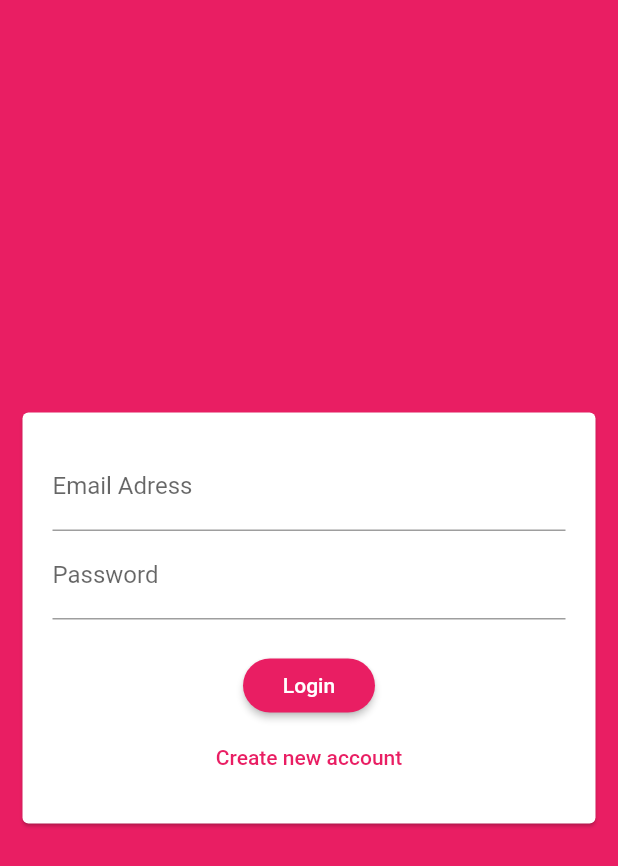
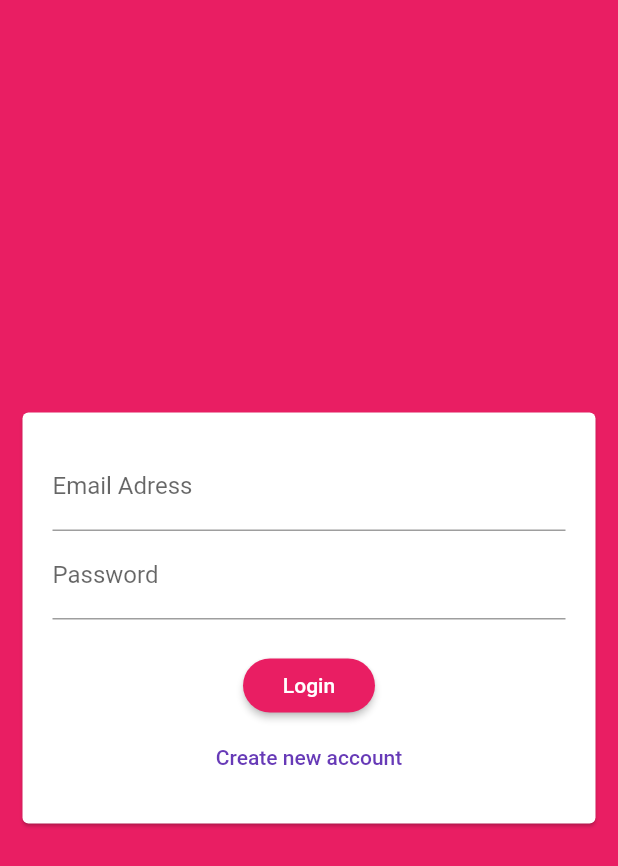
Before and after one commit to Muhammed-AbdelGhany/flutter-chat, a Flutter app: the screen it shows after launch, on a phone screen of 412 x 824 dp. Shown: the top 866 px of the screen. Run offline on Flutter 3.47's test engine with Material 2 defaults, Android fonts, the phone set to English and light mode, and no system bars; our stand-ins replace cloud_firestore, firebase_auth, firebase_core; accounts and stored records are empty.

```diff
--- a/lib/main.dart
+++ b/lib/main.dart
@@ -1,7 +1,10 @@
+import 'package:chat_app/providers/auth_provider.dart';
 import 'package:chat_app/screens/auth_screen.dart';
 import 'package:chat_app/screens/chat_screen.dart';
+import 'package:chat_app/theme/theme.dart';
 import 'package:firebase_core/firebase_core.dart';
 import 'package:flutter/material.dart';
+import 'package:provider/provider.dart';
 
 void main() {
   runApp(MyApp());
@@ -11,14 +14,20 @@ class MyApp extends StatelessWidget {
   // This widget is the root of your application.
   @override
   Widget build(BuildContext context) {
-    return MaterialApp(
+    return MultiProvider(
+      providers: [
+        ChangeNotifierProvider(
+          create: (ctx) => AuthProvider(),
+        )
+      ],
+      child: MaterialApp(
         title: 'Flutter Chat',
         theme: ThemeData(
-        primarySwatch: Colors.pink,
-        accentColor: Colors.deepPurple,
-        accentColorBrightness: Brightness.dark,
+          primarySwatch: aColor,
+          accentColor: aColor,
+          accentColorBrightness: aColorBrighness,
           buttonTheme: ButtonTheme.of(context).copyWith(
-          buttonColor: Colors.pink,
+            buttonColor: pColor,
             textTheme: ButtonTextTheme.primary,
             shape: RoundedRectangleBorder(
               borderRadius: BorderRadius.circular(20),
@@ -35,6 +44,7 @@ class MyApp extends StatelessWidget {
                     )
                   : AuthScreen(),
         ),
+      ),
     );
   }
 }
--- a/lib/theme/theme.dart
+++ b/lib/theme/theme.dart
@@ -1,8 +1,6 @@
 import 'package:flutter/material.dart';
 
-class ThemeConfig {
-  static Color pColor = Colors.pink;
-  static Color bColor = Colors.pink;
-  static Color aColor = Colors.deepPurple;
-  static Brightness aColorBrighness = Brightness.dark;
-}
+const Color pColor = Colors.pink;
+const Color bColor = Colors.pink;
+const Color aColor = Colors.deepPurple;
+const Brightness aColorBrighness = Brightness.dark;
--- a/lib/widgets/auth_form_widget.dart
+++ b/lib/widgets/auth_form_widget.dart
@@ -1,10 +1,11 @@
 import 'package:flutter/material.dart';
 
 class AuthForm extends StatefulWidget {
-  final Function(String email, String username, String password, bool isLogin)
-      submitFn;
+  final Function(String email, String username, String password, bool isLogin,
+      BuildContext context) submitFn;
+  final bool isLoading;
 
-  AuthForm(this.submitFn);
+  AuthForm(this.submitFn, this.isLoading);
   @override
   _AuthFormState createState() => _AuthFormState();
 }
@@ -26,6 +27,7 @@ class _AuthFormState extends State<AuthForm> {
         username,
         password,
         islogin,
+        context,
       );
     }
   }
@@ -33,7 +35,7 @@ class _AuthFormState extends State<AuthForm> {
   @override
   Widget build(BuildContext context) {
     return Center(
-      //child: SingleChildScrollView(
+      child: SingleChildScrollView(
         child: Card(
           margin: EdgeInsets.all(15),
           child: Padding(
@@ -92,18 +94,22 @@ class _AuthFormState extends State<AuthForm> {
                   SizedBox(
                     height: 20,
                   ),
+                  if (widget.isLoading) CircularProgressIndicator(),
+                  if (!widget.isLoading)
                     RaisedButton(
                       onPressed: _onsubmit,
                       child: Text(islogin ? 'Login' : 'Signup'),
                     ),
+                  if (!widget.isLoading)
                     FlatButton(
                       onPressed: () {
                         setState(() {
                           islogin = !islogin;
                         });
                       },
-                  child: Text(
-                      islogin ? 'Create new account' : 'already got account'),
+                      child: Text(islogin
+                          ? 'Create new account'
+                          : 'already got account'),
                       textColor: Theme.of(context).primaryColor,
                     ),
                 ],
@@ -111,7 +117,7 @@ class _AuthFormState extends State<AuthForm> {
             ),
           ),
         ),
-      //  ),
+      ),
     );
   }
 }
--- a/pubspec.yaml
+++ b/pubspec.yaml
@@ -30,6 +30,8 @@ dependencies:
   cupertino_icons: ^1.0.0
   cloud_firestore: ^0.16.0+1
   firebase_core: ^0.7.0
+  firebase_auth: ^0.20.1
+  provider: ^4.3.3
 
 dev_dependencies:
   flutter_test:
```
Also changed, not shown: lib/providers/auth_provider.dart (added, +47 -0 lines), lib/screens/auth_screen.dart (+40 -3 lines), pubspec.lock. Lines whose indentation alone changed are shown as unchanged.
